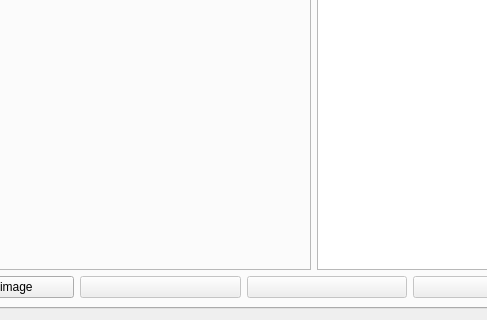
mpaperno/qgroundcontrol_aq, file src/ui/qgcautoquad.ui: the form before one commit; both pictures show x 440 to 927 and y 375 to 695 of the 1035 by 695 pixel window.
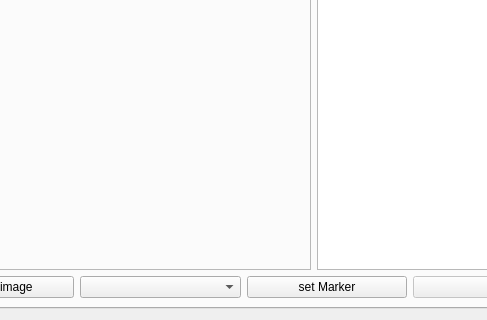
The form after the commit. The open tabs and pages were chosen to show the change.

```diff
--- a/src/ui/qgcautoquad.ui
+++ b/src/ui/qgcautoquad.ui
@@ -3366,22 +3366,15 @@
           </widget>
          </item>
          <item>
-          <widget class="QPushButton" name="pushButton_Reload">
-           <property name="enabled">
-            <bool>false</bool>
-           </property>
-           <property name="text">
-            <string/>
-           </property>
-          </widget>
+          <widget class="QComboBox" name="comboBox_marker"/>
          </item>
          <item>
           <widget class="QPushButton" name="pushButton_3">
            <property name="enabled">
-            <bool>false</bool>
+            <bool>true</bool>
            </property>
            <property name="text">
-            <string/>
+            <string>set Marker</string>
            </property>
           </widget>
          </item>
```
Left out of the diff: 8 changed lines with no effect on the pictures.
